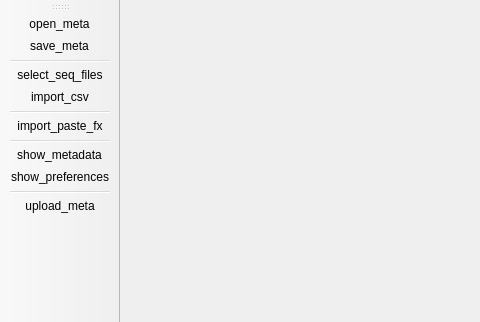
Old version of the form ui/mw.ui in the repository genomic-medicine-sweden/GMS-uploader; both pictures show x 0 to 480 and y 0 to 322 of the 800 by 600 pixel window.
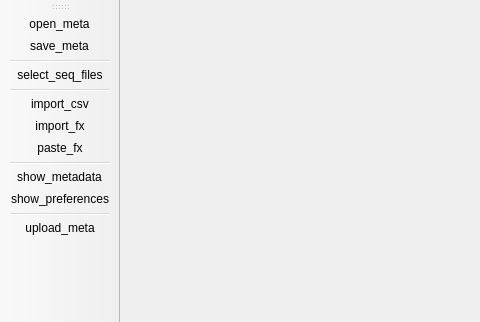
New version of the form. The open tabs and pages were chosen to show the change.

What changed in the file:
```diff
--- a/ui/mw.ui
+++ b/ui/mw.ui
@@ -183,7 +183,7 @@
              </widget>
             </item>
             <item row="2" column="1">
-             <widget class="QLineEdit" name="lineEdit_paste_fx"/>
+             <widget class="QLineEdit" name="lineEdit_import_fx"/>
             </item>
            </layout>
           </item>
@@ -409,8 +409,8 @@
             <rect>
              <x>0</x>
              <y>0</y>
-             <width>671</width>
-             <height>582</height>
+             <width>100</width>
+             <height>30</height>
             </rect>
            </property>
            <layout class="QVBoxLayout" name="verticalLayout_5">
@@ -451,9 +451,10 @@
    <addaction name="action_save_meta"/>
    <addaction name="separator"/>
    <addaction name="action_select_seq_files"/>
+   <addaction name="separator"/>
    <addaction name="action_import_csv"/>
-   <addaction name="separator"/>
-   <addaction name="action_import_paste_fx"/>
+   <addaction name="action_import_fx"/>
+   <addaction name="action_paste_fx"/>
    <addaction name="separator"/>
    <addaction name="action_show_meta"/>
    <addaction name="action_show_prefs"/>
@@ -522,15 +523,20 @@
     <string>import metadata from csv</string>
    </property>
   </action>
-  <action name="action_import_paste_fx">
+  <action name="action_paste_fx">
    <property name="text">
-    <string>import_paste_fx</string>
+    <string>paste_fx</string>
    </property>
    <property name="toolTip">
     <string>import data via parsing clipboard data
 shortcut: ctrl+alt+v</string>
    </property>
   </action>
+  <action name="action_import_fx">
+   <property name="text">
+    <string>import_fx</string>
+   </property>
+  </action>
  </widget>
  <resources/>
  <connections/>
```
